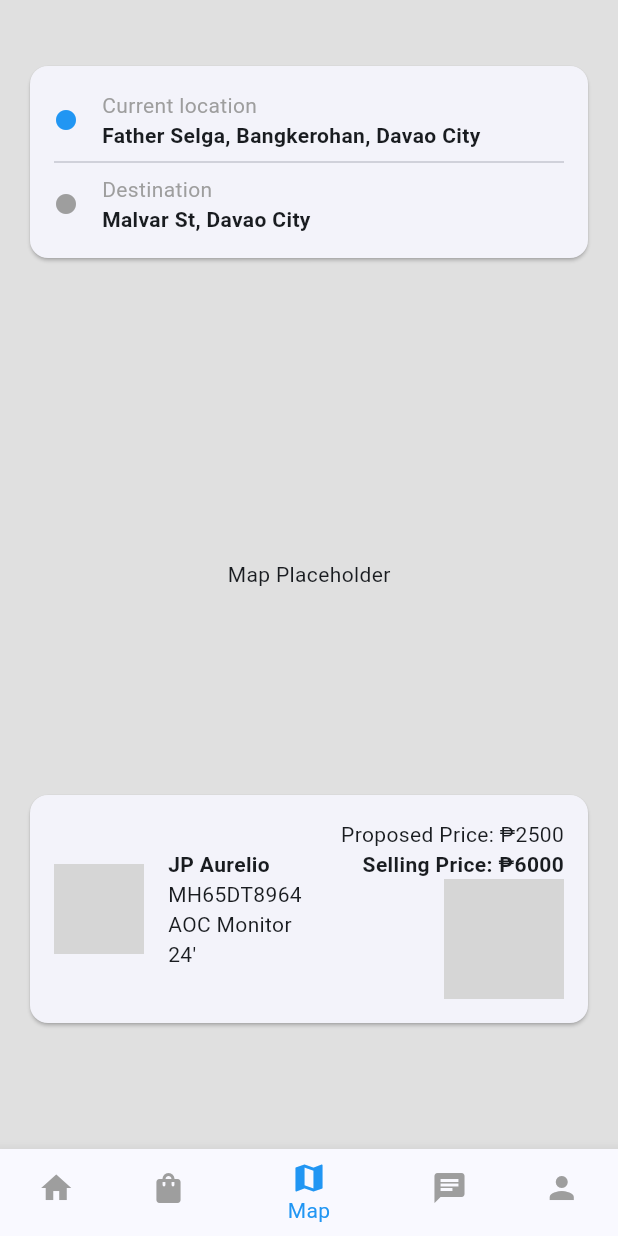
After one commit to wde11/scalp_mobile_app, a Flutter app: the HomeScreen screen opened directly, item 3 of the bottom bar chosen, on a phone screen of 412 x 824 dp. The commit adds this screen. Run offline on Flutter 3.47's test engine with Material 3 defaults, Android fonts, the phone set to English and light mode, and no system bars; network calls fail; grey boxes are pictures that could not be loaded.

Commit message:
UI Update

```diff
--- /dev/null
+++ b/lib/screens/home_screen.dart
@@ -0,0 +1,68 @@
+import 'package:flutter/material.dart';
+import 'package:scalp_mobile_app/screens/chat_screen.dart';
+import 'package:scalp_mobile_app/screens/dashboard_screen.dart';
+import 'package:scalp_mobile_app/screens/listing_screen.dart';
+import 'package:scalp_mobile_app/screens/map_screen.dart';
+import 'package:scalp_mobile_app/screens/profile_screen.dart';
+
+class HomeScreen extends StatefulWidget {
+  const HomeScreen({Key? key}) : super(key: key);
+
+  @override
+  _HomeScreenState createState() => _HomeScreenState();
+}
+
+class _HomeScreenState extends State<HomeScreen> {
+  int _selectedIndex = 0;
+
+  static final List<Widget> _widgetOptions = <Widget>[
+    DashboardScreen(),
+    ListingScreen(),
+    MapScreen(),
+    ChatScreen(),
+    ProfileScreen(),
+  ];
+
+  void _onItemTapped(int index) {
+    setState(() {
+      _selectedIndex = index;
+    });
+  }
+
+  @override
+  Widget build(BuildContext context) {
+    return Scaffold(
+      body: Center(
+        child: _widgetOptions.elementAt(_selectedIndex),
+      ),
+      bottomNavigationBar: BottomNavigationBar(
+        items: const <BottomNavigationBarItem>[
+          BottomNavigationBarItem(
+            icon: Icon(Icons.home),
+            label: 'Home',
+          ),
+          BottomNavigationBarItem(
+            icon: Icon(Icons.shopping_bag),
+            label: 'Listing',
+          ),
+          BottomNavigationBarItem(
+            icon: Icon(Icons.map),
+            label: 'Map',
+          ),
+          BottomNavigationBarItem(
+            icon: Icon(Icons.chat),
+            label: 'Chat',
+          ),
+          BottomNavigationBarItem(
+            icon: Icon(Icons.person),
+            label: 'Profile',
+          ),
+        ],
+        currentIndex: _selectedIndex,
+        selectedItemColor: Colors.blue,
+        unselectedItemColor: Colors.grey,
+        onTap: _onItemTapped,
+      ),
+    );
+  }
+}
--- /dev/null
+++ b/lib/screens/map_screen.dart
@@ -0,0 +1,112 @@
+import 'package:flutter/material.dart';
+
+class MapScreen extends StatelessWidget {
+  const MapScreen({Key? key}) : super(key: key);
+
+  @override
+  Widget build(BuildContext context) {
+    return Scaffold(
+      body: Stack(
+        children: [
+          // Placeholder for the map
+          Container(
+            color: Colors.grey[300],
+            child: const Center(
+              child: Text('Map Placeholder'),
+            ),
+          ),
+          Positioned(
+            top: 40,
+            left: 16,
+            right: 16,
+            child: Card(
+              child: Padding(
+                padding: const EdgeInsets.all(16.0),
+                child: Column(
+                  mainAxisSize: MainAxisSize.min,
+                  children: [
+                    _buildLocationRow(
+                        'Current location', 'Father Selga, Bangkerohan, Davao City'),
+                    const Divider(),
+                    _buildLocationRow('Destination', 'Malvar St, Davao City'),
+                  ],
+                ),
+              ),
+            ),
+          ),
+          Positioned(
+            bottom: 80,
+            left: 16,
+            right: 16,
+            child: Card(
+              child: Padding(
+                padding: const EdgeInsets.all(16.0),
+                child: Row(
+                  children: [
+                    const CircleAvatar(
+                      radius: 30,
+                      backgroundImage:
+                          NetworkImage('https://via.placeholder.com/150'),
+                    ),
+                    const SizedBox(width: 16),
+                    const Expanded(
+                      child: Column(
+                        crossAxisAlignment: CrossAxisAlignment.start,
+                        children: [
+                          Text('JP Aurelio',
+                              style: TextStyle(fontWeight: FontWeight.bold)),
+                          Text('MH65DT8964'),
+                          Text('AOC Monitor 24\''),
+                        ],
+                      ),
+                    ),
+                    const SizedBox(width: 16),
+                    Column(
+                      crossAxisAlignment: CrossAxisAlignment.end,
+                      children: [
+                        const Text('Proposed Price: ₱2500'),
+                        const Text('Selling Price: ₱6000',
+                            style: TextStyle(fontWeight: FontWeight.bold)),
+                        Container(
+                          width: 80,
+                          height: 80,
+                          decoration: BoxDecoration(
+                            borderRadius: BorderRadius.circular(8),
+                            image: const DecorationImage(
+                              image: NetworkImage(
+                                  'https://via.placeholder.com/150'),
+                              fit: BoxFit.cover,
+                            ),
+                          ),
+                        ),
+                      ],
+                    )
+                  ],
+                ),
+              ),
+            ),
+          )
+        ],
+      ),
+    );
+  }
+
+  Widget _buildLocationRow(String title, String location) {
+    return Row(
+      children: [
+        Icon(Icons.circle,
+            color: title == 'Current location' ? Colors.blue : Colors.grey,
+            size: 16),
+        const SizedBox(width: 16),
+        Column(
+          crossAxisAlignment: CrossAxisAlignment.start,
+          children: [
+            Text(title, style: const TextStyle(color: Colors.grey)),
+            Text(location,
+                style: const TextStyle(fontWeight: FontWeight.bold)),
+          ],
+        )
+      ],
+    );
+  }
+}
```
Also changed, not shown: lib/screens/chat_screen.dart (added, +57 -0 lines), lib/screens/dashboard_screen.dart (added, +134 -0 lines), lib/screens/listing_screen.dart (added, +106 -0 lines), lib/screens/login_screen.dart (+6 -2 lines), lib/screens/profile_screen.dart (added, +93 -0 lines).
